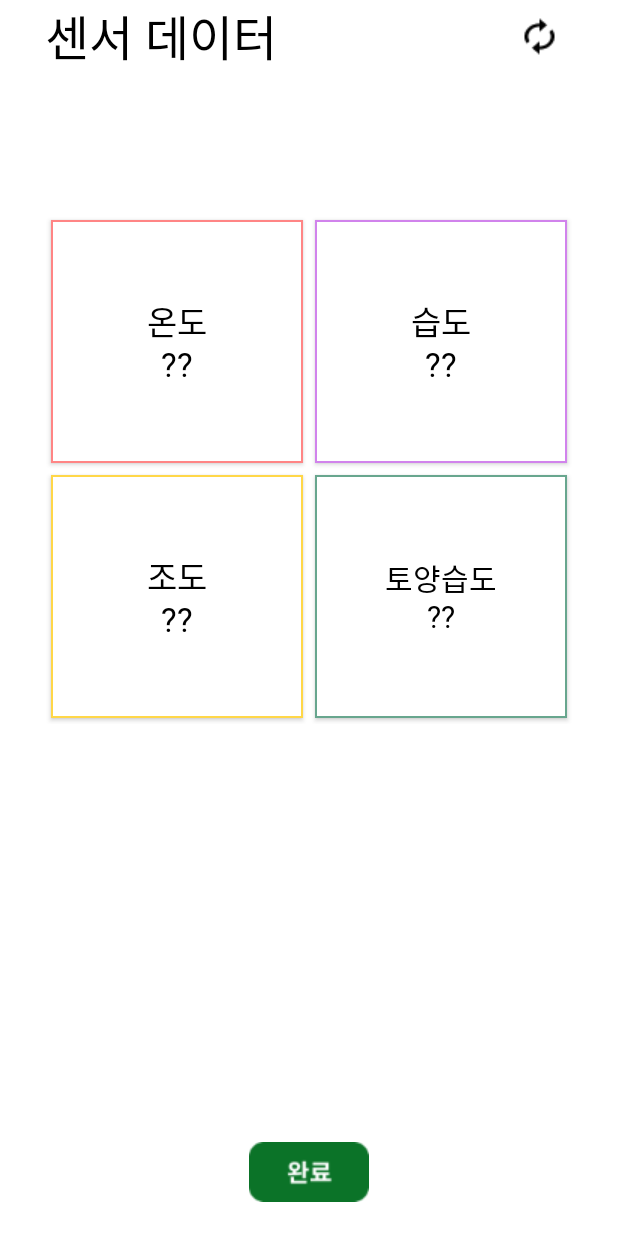
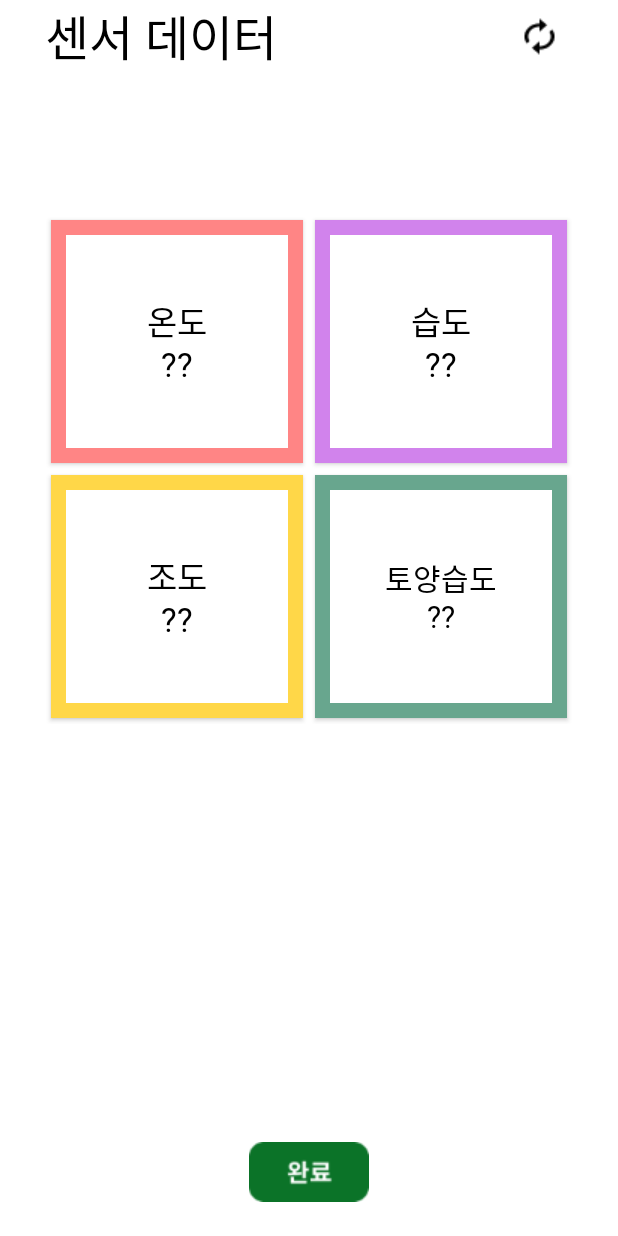
Before and after one commit to BanApp/BeMyPlant_Frontend, an Android app: the SensorActivity screen opened directly, with no data from a screen before it, on a phone screen of 412 x 824 dp. Run offline under Robolectric (Android 15) with nearby library versions, the phone set to English and light mode, and no system bars; libraries missing offline, so code that uses them is left out: com.github.mikephil.charting; plain views replace LineChart; network calls fail; 2 statements that could not run were skipped.

Commit message:
sensor Design

```diff
--- a/BeMyPlant/app/src/main/res/drawable/border_blue.xml
+++ b/BeMyPlant/app/src/main/res/drawable/border_blue.xml
@@ -2,7 +2,7 @@
 <layer-list xmlns:android="http://schemas.android.com/apk/res/android">
     <item>
         <shape android:shape="rectangle">
-            <stroke android:width = "1dp" android:color = "#68A68E"/>
+            <stroke android:width = "10dp" android:color = "#68A68E"/>
             <solid android:color = "#FFFFFF"/>
         </shape>
     </item>
--- a/BeMyPlant/app/src/main/res/drawable/border_pink.xml
+++ b/BeMyPlant/app/src/main/res/drawable/border_pink.xml
@@ -2,7 +2,7 @@
 <layer-list xmlns:android="http://schemas.android.com/apk/res/android">
     <item>
         <shape android:shape="rectangle">
-            <stroke android:width = "1dp" android:color = "#FF8585"/>
+            <stroke android:width = "10dp" android:color = "#FF8585"/>
             <solid android:color = "#FFFFFF"/>
         </shape>
     </item>
--- a/BeMyPlant/app/src/main/res/drawable/border_purple.xml
+++ b/BeMyPlant/app/src/main/res/drawable/border_purple.xml
@@ -2,7 +2,7 @@
 <layer-list xmlns:android="http://schemas.android.com/apk/res/android">
 <item>
     <shape android:shape="rectangle">
-        <stroke android:width = "1dp" android:color = "#D183EC"/>
+        <stroke android:width = "10dp" android:color = "#D183EC"/>
         <solid android:color = "#FFFFFF"/>
     </shape>
 </item>
--- a/BeMyPlant/app/src/main/res/drawable/border_yellow.xml
+++ b/BeMyPlant/app/src/main/res/drawable/border_yellow.xml
@@ -2,7 +2,7 @@
 <layer-list xmlns:android="http://schemas.android.com/apk/res/android">
     <item>
         <shape android:shape="rectangle">
-            <stroke android:width = "1dp" android:color = "#FFD748"/>
+            <stroke android:width = "10dp" android:color = "#FFD748"/>
             <solid android:color = "#FFFFFF"/>
         </shape>
     </item>
```
Also changed, not shown: BeMyPlant/app/src/main/java/com/example/bemyplant/SensorActivity.kt (+16 -1 lines).
